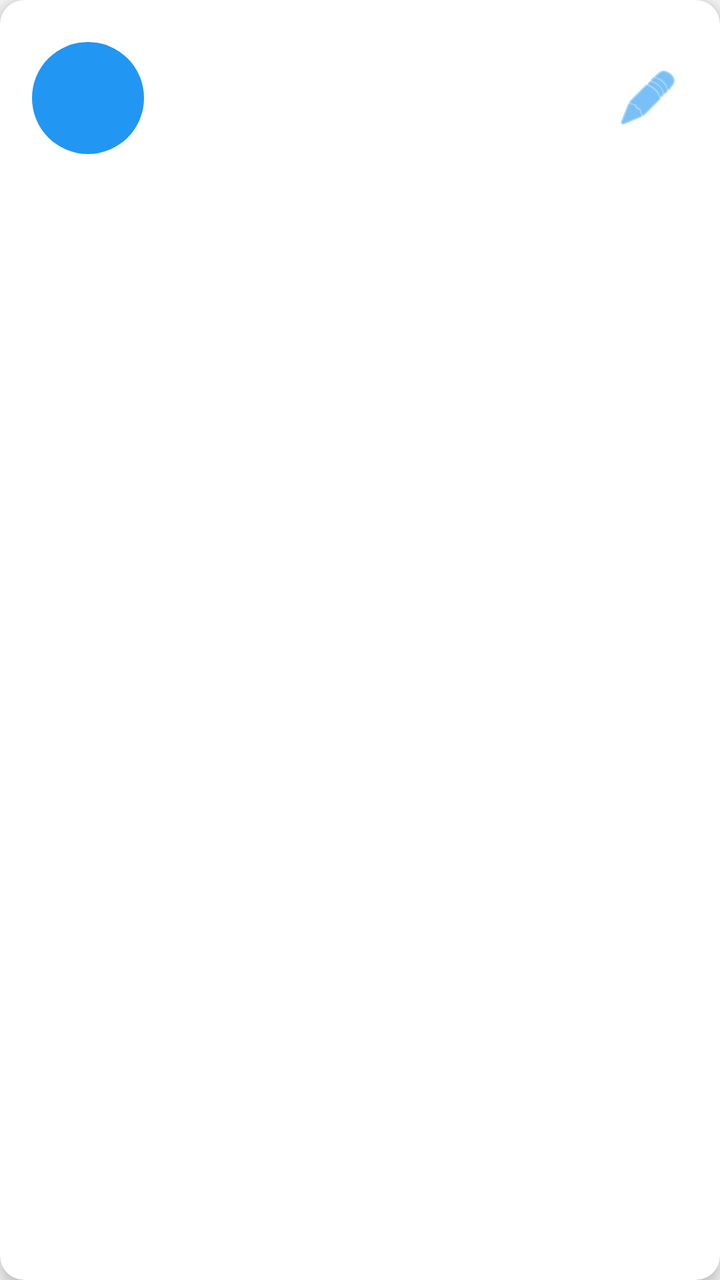
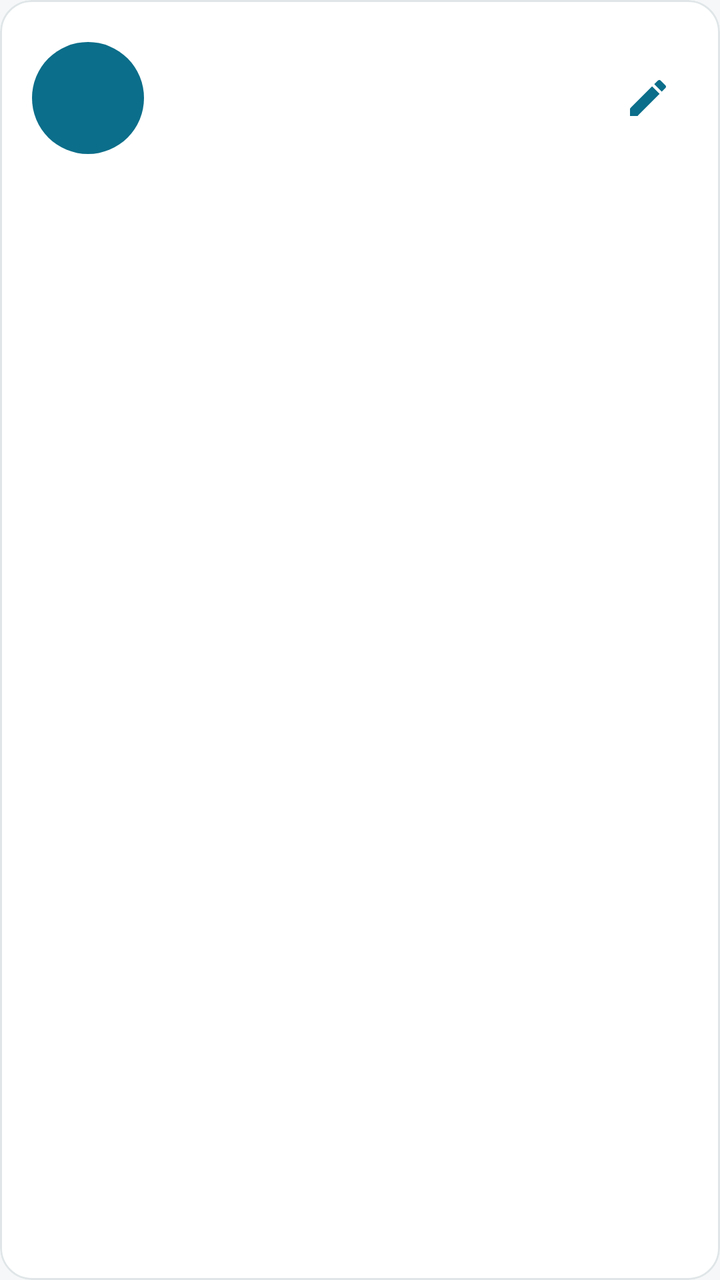

The first picture is an Android layout as it rendered before a commit; the second is the same layout after the commit. The layout source and the unified diff follow.
<!-- AndroidManifest.xml: application theme Theme.DentalScanAI -->
<!-- res/layout/item_profile.xml -->
<?xml version="1.0" encoding="utf-8"?>
<androidx.cardview.widget.CardView
    xmlns:android="http://schemas.android.com/apk/res/android"
    xmlns:app="http://schemas.android.com/apk/res-auto"
    android:layout_width="match_parent"
    android:layout_height="wrap_content"
    android:layout_marginHorizontal="16dp"
    android:layout_marginVertical="8dp"
    app:cardCornerRadius="12dp"
    app:cardElevation="4dp">

    <LinearLayout
        android:layout_width="match_parent"
        android:layout_height="wrap_content"
        android:orientation="horizontal"
        android:padding="16dp"
        android:gravity="center_vertical">

        
        <TextView
            android:id="@+id/avatarText"
            android:layout_width="56dp"
            android:layout_height="56dp"
            android:gravity="center"
            android:textSize="22sp"
            android:textStyle="bold"
            android:textColor="@color/white"
            android:background="@drawable/circle_avatar_bg"
            android:layout_marginEnd="16dp"/>

        
        <LinearLayout
            android:layout_width="0dp"
            android:layout_height="wrap_content"
            android:layout_weight="1"
            android:orientation="vertical">

            <TextView
                android:id="@+id/profileName"
                android:layout_width="wrap_content"
                android:layout_height="wrap_content"
                android:textSize="18sp"
                android:textStyle="bold"
                android:textColor="@color/text_primary"/>

            <TextView
                android:id="@+id/profileRelationship"
                android:layout_width="wrap_content"
                android:layout_height="wrap_content"
                android:textSize="14sp"
                android:textColor="@color/text_secondary"
                android:layout_marginTop="2dp"/>

            <TextView
                android:id="@+id/profileAge"
                android:layout_width="wrap_content"
                android:layout_height="wrap_content"
                android:textSize="14sp"
                android:textColor="@color/text_secondary"
                android:layout_marginTop="2dp"/>

            
            <TextView
                android:id="@+id/activeIndicator"
                android:layout_width="wrap_content"
                android:layout_height="wrap_content"
                android:text="● Active"
                android:textSize="12sp"
                android:textColor="@color/healthy_green"
                android:textStyle="bold"
                android:layout_marginTop="4dp"
                android:visibility="gone"/>

        </LinearLayout>

        
        <ImageButton
            android:id="@+id/btnEditProfile"
            android:layout_width="40dp"
            android:layout_height="40dp"
            android:src="@android:drawable/ic_menu_edit"
            android:background="?attr/selectableItemBackgroundBorderless"
            android:contentDescription="Edit Profile"
            android:tint="@color/primary"/>

    </LinearLayout>

</androidx.cardview.widget.CardView>
<!-- resources referenced by this layout -->
<resources>
  <color name="healthy_green">#4CAF50</color>
  <color name="primary">#2196F3</color>
  <color name="text_primary">#212121</color>
  <color name="text_secondary">#757575</color>
  <style name="Theme.DentalScanAI" parent="Theme.MaterialComponents.DayNight.DarkActionBar">
          <item name="colorPrimary">@color/primary</item>
          <item name="colorPrimaryVariant">@color/primary_dark</item>
          <item name="colorOnPrimary">@color/white</item>
          <item name="colorSecondary">@color/secondary</item>
          <item name="colorOnSecondary">@color/black</item>
          <item name="android:statusBarColor">@color/primary_dark</item>
          <item name="android:windowBackground">@color/background_light</item>
          <item name="android:textColorPrimary">@color/text_primary</item>
          <item name="android:textColorSecondary">@color/text_secondary</item>
          <item name="editTextColor">@color/text_primary</item>
          <item name="android:editTextColor">@color/text_primary</item>
      </style>
  <color name="primary_dark">#1976D2</color>
  <color name="secondary">#00BCD4</color>
  <color name="black">#000000</color>
  <color name="background_light">#F5F5F5</color>
  <!-- unchanged entries left out for length: 2 -->
</resources>

<!-- the commit's change to res/layout/item_profile.xml (unified diff, before → after) -->
@@ -1,32 +1,33 @@
 <?xml version="1.0" encoding="utf-8"?>
-<androidx.cardview.widget.CardView
+<com.google.android.material.card.MaterialCardView
     xmlns:android="http://schemas.android.com/apk/res/android"
     xmlns:app="http://schemas.android.com/apk/res-auto"
+    style="@style/Widget.App.Card"
     android:layout_width="match_parent"
     android:layout_height="wrap_content"
     android:layout_marginHorizontal="16dp"
-    android:layout_marginVertical="8dp"
-    app:cardCornerRadius="12dp"
-    app:cardElevation="4dp">
+    android:layout_marginVertical="6dp"
+    android:clickable="true"
+    android:focusable="true">
 
     <LinearLayout
         android:layout_width="match_parent"
         android:layout_height="wrap_content"
+        android:gravity="center_vertical"
         android:orientation="horizontal"
-        android:padding="16dp"
-        android:gravity="center_vertical">
+        android:padding="16dp">
 
         
         <TextView
             android:id="@+id/avatarText"
             android:layout_width="56dp"
             android:layout_height="56dp"
+            android:layout_marginEnd="16dp"
+            android:background="@drawable/circle_avatar_bg"
             android:gravity="center"
+            android:textColor="@color/white"
             android:textSize="22sp"
-            android:textStyle="bold"
-            android:textColor="@color/white"
-            android:background="@drawable/circle_avatar_bg"
-            android:layout_marginEnd="16dp"/>
+            android:textStyle="bold"/>
 
         
         <LinearLayout
@@ -39,36 +40,41 @@
                 android:id="@+id/profileName"
                 android:layout_width="wrap_content"
                 android:layout_height="wrap_content"
-                android:textSize="18sp"
-                android:textStyle="bold"
-                android:textColor="@color/text_primary"/>
+                android:textAppearance="@style/TextAppearance.App.Title"/>
 
             <TextView
                 android:id="@+id/profileRelationship"
                 android:layout_width="wrap_content"
                 android:layout_height="wrap_content"
-                android:textSize="14sp"
-                android:textColor="@color/text_secondary"
-                android:layout_marginTop="2dp"/>
+                android:layout_marginTop="2dp"
+                android:textAppearance="@style/TextAppearance.App.Body"
+                android:textColor="@color/text_secondary"/>
 
             <TextView
                 android:id="@+id/profileAge"
                 android:layout_width="wrap_content"
                 android:layout_height="wrap_content"
-                android:textSize="14sp"
-                android:textColor="@color/text_secondary"
-                android:layout_marginTop="2dp"/>
+                android:layout_marginTop="2dp"
+                android:textAppearance="@style/TextAppearance.App.Body"
+                android:textColor="@color/text_secondary"/>
 
             
             <TextView
                 android:id="@+id/activeIndicator"
                 android:layout_width="wrap_content"
                 android:layout_height="wrap_content"
-                android:text="● Active"
+                android:layout_marginTop="8dp"
+                android:background="@drawable/bg_chip_active"
+                android:drawableStart="@drawable/ic_check_sm"
+                android:drawablePadding="4dp"
+                android:drawableTint="@color/healthy_green"
+                android:gravity="center_vertical"
+                android:paddingHorizontal="10dp"
+                android:paddingVertical="4dp"
+                android:text="Active"
+                android:textColor="@color/healthy_green"
                 android:textSize="12sp"
-                android:textColor="@color/healthy_green"
                 android:textStyle="bold"
-                android:layout_marginTop="4dp"
                 android:visibility="gone"/>
 
         </LinearLayout>
@@ -78,11 +84,11 @@
             android:id="@+id/btnEditProfile"
             android:layout_width="40dp"
             android:layout_height="40dp"
-            android:src="@android:drawable/ic_menu_edit"
             android:background="?attr/selectableItemBackgroundBorderless"
             android:contentDescription="Edit Profile"
-            android:tint="@color/primary"/>
+            android:src="@drawable/ic_edit"
+            app:tint="?attr/colorPrimary"/>
 
     </LinearLayout>
 
-</androidx.cardview.widget.CardView>
+</com.google.android.material.card.MaterialCardView>
<!-- resource entries referenced after the edit -->
@@ -1,26 +1,141 @@
 <!-- resources referenced by this layout -->
 <resources>
-  <color name="healthy_green">#4CAF50</color>
-  <color name="primary">#2196F3</color>
-  <color name="text_primary">#212121</color>
-  <color name="text_secondary">#757575</color>
-  <style name="Theme.DentalScanAI" parent="Theme.MaterialComponents.DayNight.DarkActionBar">
+  <color name="healthy_green">#388E3C</color>
+  <color name="primary">#0B6E8A</color>
+  <color name="text_primary">#1B2A30</color>
+  <color name="surface_white">#FFFFFF</color>
+  <color name="divider">#E0E6E8</color>
+  <color name="text_secondary">#5F6E75</color>
+  <!-- drawable bg_chip_active (drawable) -->
+  <?xml version="1.0" encoding="utf-8"?>
+  <shape xmlns:android="http://schemas.android.com/apk/res/android"
+      android:shape="rectangle">
+      <solid android:color="@color/healthy_bg"/>
+      <stroke android:width="1dp" android:color="@color/healthy_green"/>
+      <corners android:radius="12dp"/>
+  </shape>
+  <!-- drawable ic_check_sm (drawable) -->
+  <vector xmlns:android="http://schemas.android.com/apk/res/android"
+      android:width="14dp"
+      android:height="14dp"
+      android:viewportWidth="24"
+      android:viewportHeight="24">
+      <path
+          android:fillColor="#FF000000"
+          android:pathData="M12,2C6.48,2 2,6.48 2,12s4.48,10 10,10 10,-4.48 10,-10S17.52,2 12,2zM10,17l-5,-5 1.41,-1.41L10,14.17l7.59,-7.59L19,8l-9,9z"/>
+  </vector>
+  <!-- drawable ic_edit (drawable) -->
+  <vector xmlns:android="http://schemas.android.com/apk/res/android"
+      android:width="24dp"
+      android:height="24dp"
+      android:viewportWidth="24"
+      android:viewportHeight="24"
+      android:tint="?attr/colorControlNormal">
+      <path
+          android:fillColor="#FF000000"
+          android:pathData="M3,17.25V21h3.75L17.81,9.94l-3.75,-3.75L3,17.25zM20.71,7.04c0.39,-0.39 0.39,-1.02 0,-1.41l-2.34,-2.34c-0.39,-0.39 -1.02,-0.39 -1.41,0l-1.83,1.83 3.75,3.75 1.83,-1.83z"/>
+  </vector>
+  <style name="TextAppearance.App.Body" parent="TextAppearance.MaterialComponents.Body2">
+          <item name="android:textSize">14sp</item>
+          <item name="android:textColor">@color/text_primary</item>
+          <item name="android:lineSpacingExtra">4dp</item>
+          <item name="android:letterSpacing">0</item>
+      </style>
+  <style name="TextAppearance.App.Title" parent="TextAppearance.MaterialComponents.Subtitle1">
+          <item name="android:textSize">18sp</item>
+          <item name="android:textStyle">bold</item>
+          <item name="android:textColor">@color/text_primary</item>
+          <item name="android:letterSpacing">0</item>
+      </style>
+  <style name="Widget.App.Card" parent="Widget.MaterialComponents.CardView">
+          <item name="cardCornerRadius">16dp</item>
+          <item name="cardElevation">0dp</item>
+          <item name="cardBackgroundColor">@color/surface_white</item>
+          <item name="strokeColor">@color/divider</item>
+          <item name="strokeWidth">1dp</item>
+      </style>
+  <style name="Theme.DentalScanAI" parent="Theme.MaterialComponents.DayNight.NoActionBar">
           <item name="colorPrimary">@color/primary</item>
           <item name="colorPrimaryVariant">@color/primary_dark</item>
           <item name="colorOnPrimary">@color/white</item>
           <item name="colorSecondary">@color/secondary</item>
-          <item name="colorOnSecondary">@color/black</item>
-          <item name="android:statusBarColor">@color/primary_dark</item>
+          <item name="colorSecondaryVariant">@color/secondary_dark</item>
+          <item name="colorOnSecondary">@color/white</item>
+          <item name="colorSurface">@color/surface_white</item>
+          <item name="colorOnSurface">@color/text_primary</item>
+          <item name="colorError">@color/caries_red</item>
+          <item name="android:colorBackground">@color/background_light</item>
           <item name="android:windowBackground">@color/background_light</item>
+          <item name="android:statusBarColor">@color/primary</item>
+          <item name="android:windowLightStatusBar">false</item>
           <item name="android:textColorPrimary">@color/text_primary</item>
           <item name="android:textColorSecondary">@color/text_secondary</item>
           <item name="editTextColor">@color/text_primary</item>
           <item name="android:editTextColor">@color/text_primary</item>
+  
+          
+          <item name="android:windowAnimationStyle">@style/Animation.App.Activity</item>
+  
+          
+          <item name="materialButtonStyle">@style/Widget.App.Button.Primary</item>
+          <item name="materialButtonOutlinedStyle">@style/Widget.App.Button.Outlined</item>
+          <item name="materialCardViewStyle">@style/Widget.App.Card</item>
+          <item name="textInputStyle">@style/Widget.App.TextInputLayout</item>
+          <item name="chipStyle">@style/Widget.App.Chip</item>
       </style>
-  <color name="primary_dark">#1976D2</color>
-  <color name="secondary">#00BCD4</color>
-  <color name="black">#000000</color>
-  <color name="background_light">#F5F5F5</color>
+  <color name="healthy_bg">#E8F5E9</color>
+  <color name="primary_dark">#085468</color>
+  <color name="secondary">#00897B</color>
+  <color name="secondary_dark">#00695C</color>
+  <color name="caries_red">#D32F2F</color>
+  <color name="background_light">#F5F7F8</color>
+  <style name="Animation.App.Activity" parent="@android:style/Animation.Activity">
+          <item name="android:activityOpenEnterAnimation">@anim/screen_enter_from_right</item>
+          <item name="android:activityOpenExitAnimation">@anim/screen_exit_to_left</item>
+          <item name="android:activityCloseEnterAnimation">@anim/screen_enter_from_left</item>
+          <item name="android:activityCloseExitAnimation">@anim/screen_exit_to_right</item>
+      </style>
+  <style name="Widget.App.Button.Primary" parent="Widget.MaterialComponents.Button">
+          <item name="android:minHeight">52dp</item>
+          <item name="android:textSize">16sp</item>
+          <item name="android:textAllCaps">false</item>
+          <item name="android:letterSpacing">0</item>
+          <item name="android:insetTop">0dp</item>
+          <item name="android:insetBottom">0dp</item>
+          <item name="cornerRadius">12dp</item>
+      </style>
+  <style name="Widget.App.Button.Outlined" parent="Widget.MaterialComponents.Button.OutlinedButton">
+          <item name="android:minHeight">52dp</item>
+          <item name="android:textSize">16sp</item>
+          <item name="android:textAllCaps">false</item>
+          <item name="android:letterSpacing">0</item>
+          <item name="android:insetTop">0dp</item>
+          <item name="android:insetBottom">0dp</item>
+          <item name="cornerRadius">12dp</item>
+          <item name="strokeColor">@color/primary</item>
+          <item name="strokeWidth">1dp</item>
+      </style>
+  <style name="Widget.App.TextInputLayout" parent="Widget.MaterialComponents.TextInputLayout.OutlinedBox">
+          <item name="boxCornerRadiusTopStart">12dp</item>
+          <item name="boxCornerRadiusTopEnd">12dp</item>
+          <item name="boxCornerRadiusBottomStart">12dp</item>
+          <item name="boxCornerRadiusBottomEnd">12dp</item>
+      </style>
+  <style name="Widget.App.Chip" parent="Widget.MaterialComponents.Chip.Action">
+          <item name="android:textAppearance">@style/TextAppearance.App.Caption</item>
+          <item name="android:textColor">@color/text_primary</item>
+          <item name="chipBackgroundColor">@color/surface_variant</item>
+          <item name="chipStrokeColor">@color/divider</item>
+          <item name="chipStrokeWidth">1dp</item>
+          <item name="chipMinHeight">28dp</item>
+          <item name="ensureMinTouchTargetSize">false</item>
+      </style>
+  <style name="TextAppearance.App.Caption" parent="TextAppearance.MaterialComponents.Caption">
+          <item name="android:textSize">12sp</item>
+          <item name="android:textColor">@color/text_secondary</item>
+          <item name="android:letterSpacing">0</item>
+      </style>
+  <color name="surface_variant">#EEF3F5</color>
   <!-- unchanged entries left out for length: 2 -->
 </resources>
 
